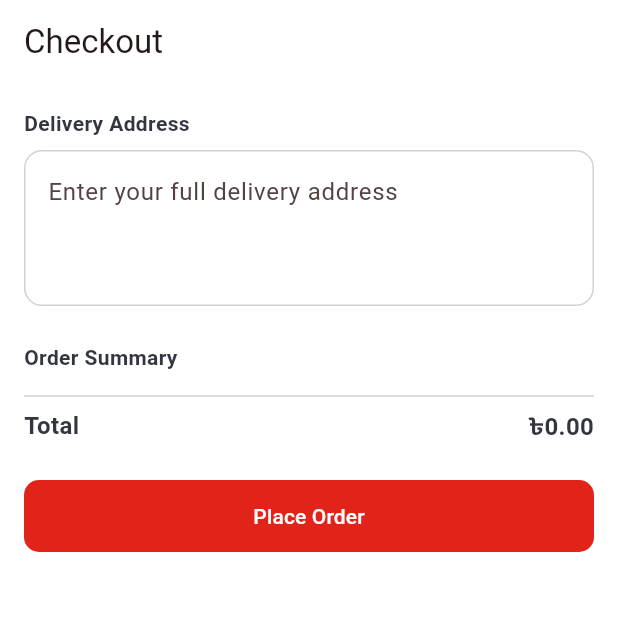
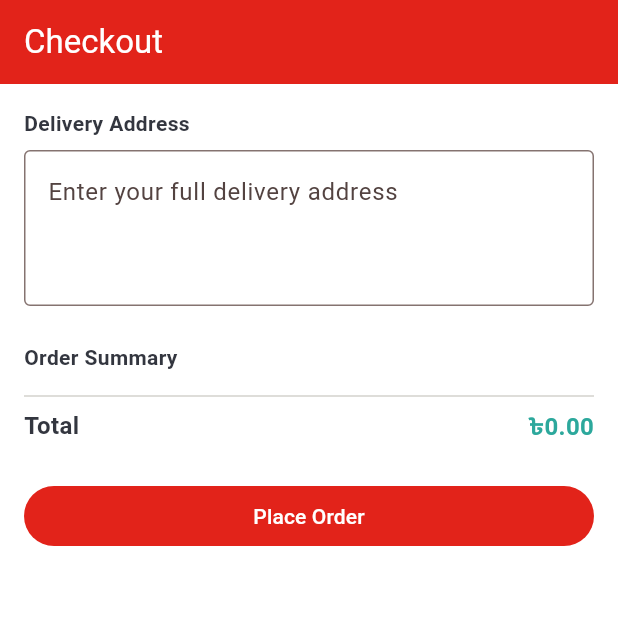
Before and after one commit to mizaaaan/dream-pharmacy, a Flutter app: the CheckoutScreen screen opened by its route, on a phone screen of 412 x 824 dp, the top half of it. Run offline on Flutter 3.47's test engine with Material 3 defaults, Android fonts, the phone set to English and light mode, and no system bars; our stand-ins replace file_picker, flutter_riverpod, go_router, google_fonts, supabase_flutter; accounts and stored records are empty; Roboto replaces fonts that are missing (Hind).

Commit message:
Apply brand theme to checkout screen

```diff
--- a/lib/features/checkout/presentation/checkout_screen.dart
+++ b/lib/features/checkout/presentation/checkout_screen.dart
@@ -86,71 +86,86 @@ class _CheckoutScreenState extends ConsumerState<CheckoutScreen> {
     final total = cartItems.fold(0.0, (sum, item) => sum + item.subtotal);
 
     return Scaffold(
-      appBar: AppBar(title: const Text('Checkout')),
+      appBar: AppBar(
+        backgroundColor: AppColors.red,
+        foregroundColor: Colors.white,
+        title: const Text('Checkout'),
+      ),
       body: ListView(
         padding: const EdgeInsets.all(16),
         children: [
-          Text('Delivery Address', style: TextStyle(fontWeight: FontWeight.bold, color: AppColors.ink)),
+          const Text(
+            'Delivery Address',
+            style: TextStyle(fontWeight: FontWeight.bold, color: AppColors.ink),
+          ),
           const SizedBox(height: 8),
           TextField(
             controller: _addressController,
             maxLines: 3,
             decoration: InputDecoration(
               hintText: 'Enter your full delivery address',
-              filled: true,
-              fillColor: AppColors.paper,
-              border: OutlineInputBorder(
-                borderRadius: BorderRadius.circular(12),
-                borderSide: BorderSide(color: AppColors.line),
-              ),
-              enabledBorder: OutlineInputBorder(
-                borderRadius: BorderRadius.circular(12),
-                borderSide: BorderSide(color: AppColors.line),
+              border: const OutlineInputBorder(),
+              focusedBorder: OutlineInputBorder(
+                borderSide: const BorderSide(color: AppColors.teal, width: 2),
+                borderRadius: BorderRadius.circular(4),
               ),
             ),
           ),
           const SizedBox(height: 24),
-          Text('Order Summary', style: TextStyle(fontWeight: FontWeight.bold, color: AppColors.ink)),
+          const Text(
+            'Order Summary',
+            style: TextStyle(fontWeight: FontWeight.bold, color: AppColors.ink),
+          ),
           const SizedBox(height: 8),
           ...cartItems.map((item) => Padding(
                 padding: const EdgeInsets.symmetric(vertical: 4),
                 child: Row(
                   mainAxisAlignment: MainAxisAlignment.spaceBetween,
                   children: [
-                    Text('${item.product.name} x${item.quantity}', style: TextStyle(color: AppColors.ink)),
-                    Text('৳${item.subtotal.toStringAsFixed(2)}', style: TextStyle(color: AppColors.inkSoft)),
+                    Text(
+                      '${item.product.name} x${item.quantity}',
+                      style: const TextStyle(color: AppColors.inkSoft),
+                    ),
+                    Text(
+                      '৳${item.subtotal.toStringAsFixed(2)}',
+                      style: const TextStyle(color: AppColors.ink),
+                    ),
                   ],
                 ),
               )),
-          Divider(color: AppColors.line),
+          const Divider(color: AppColors.line),
           Row(
             mainAxisAlignment: MainAxisAlignment.spaceBetween,
             children: [
-              Text('Total', style: TextStyle(fontWeight: FontWeight.bold, fontSize: 16, color: AppColors.ink)),
-              Text('৳${total.toStringAsFixed(2)}', style: TextStyle(fontWeight: FontWeight.bold, fontSize: 16, color: AppColors.ink)),
+              const Text(
+                'Total',
+                style: TextStyle(fontWeight: FontWeight.bold, fontSize: 16, color: AppColors.ink),
+              ),
+              Text(
+                '৳${total.toStringAsFixed(2)}',
+                style: const TextStyle(fontWeight: FontWeight.bold, fontSize: 16, color: AppColors.teal),
+              ),
             ],
           ),
           if (needsPrescription) ...[
             const SizedBox(height: 24),
             Container(
-              padding: const EdgeInsets.all(16),
+              padding: const EdgeInsets.all(12),
               decoration: BoxDecoration(
-                color: AppColors.red.withValues(alpha: 0.08),
-                borderRadius: BorderRadius.circular(12),
-                border: Border.all(color: AppColors.red.withValues(alpha: 0.3)),
+                color: AppColors.amber.withValues(alpha: 0.12),
+                borderRadius: BorderRadius.circular(8),
+                border: Border.all(color: AppColors.amber.withValues(alpha: 0.5)),
               ),
               child: Column(
                 crossAxisAlignment: CrossAxisAlignment.start,
                 children: [
-                  Text(
+                  const Text(
                     'Your cart contains prescription-only medicine. Please upload a valid prescription.',
-                    style: TextStyle(color: AppColors.redDark),
+                    style: TextStyle(color: AppColors.amber),
                   ),
-                  const SizedBox(height: 12),
+                  const SizedBox(height: 8),
                   OutlinedButton.icon(
-                    style: OutlinedButton.styleFrom(
-                      shape: RoundedRectangleBorder(borderRadius: BorderRadius.circular(10)),
-                    ),
+                    style: OutlinedButton.styleFrom(foregroundColor: AppColors.navy),
                     onPressed: _pickPrescription,
                     icon: const Icon(Icons.upload_file),
                     label: Text(_prescriptionFileName ?? 'Upload Prescription'),
@@ -161,17 +176,13 @@ class _CheckoutScreenState extends ConsumerState<CheckoutScreen> {
           ],
           if (_error != null) ...[
             const SizedBox(height: 16),
-            Text(_error!, style: TextStyle(color: AppColors.redDark)),
+            Text(_error!, style: const TextStyle(color: AppColors.red)),
           ],
           const SizedBox(height: 24),
           SizedBox(
             width: double.infinity,
             child: FilledButton(
-              style: FilledButton.styleFrom(
-                backgroundColor: AppColors.red,
-                padding: const EdgeInsets.symmetric(vertical: 14),
-                shape: RoundedRectangleBorder(borderRadius: BorderRadius.circular(10)),
-              ),
+              style: FilledButton.styleFrom(backgroundColor: AppColors.red),
               onPressed: _placing ? null : () => _placeOrder(needsPrescription),
               child: _placing
                   ? const SizedBox(height: 20, width: 20, child: CircularProgressIndicator(strokeWidth: 2, color: Colors.white))
```
